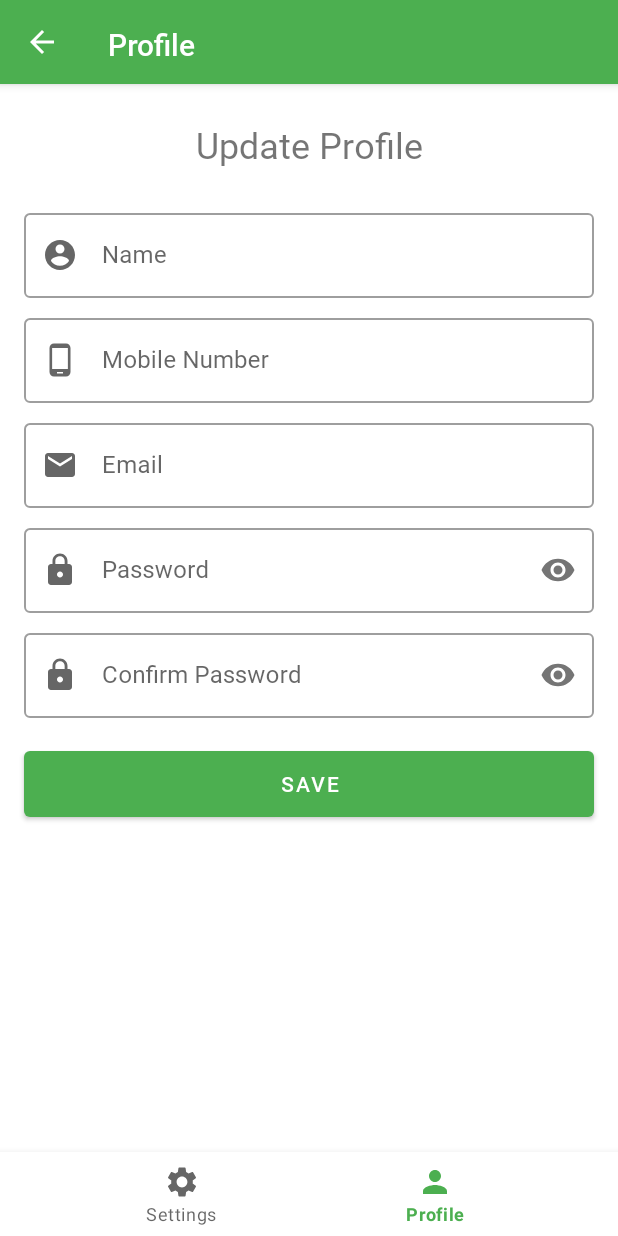
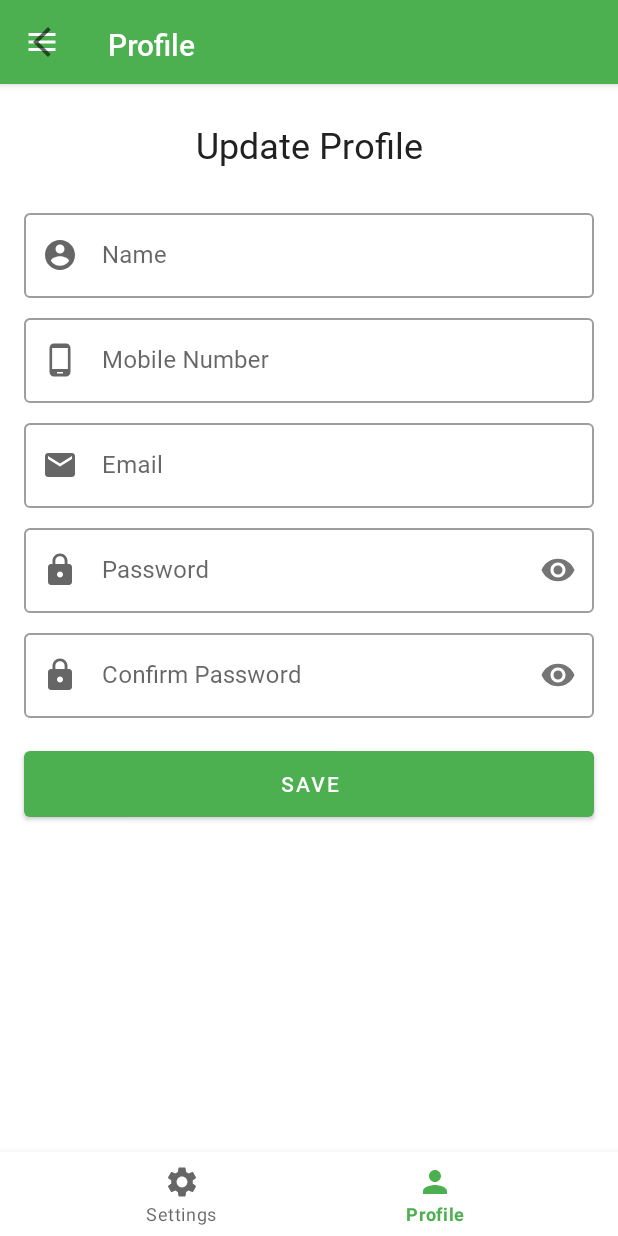
Before and after one commit to iamqeshta/Qeshta-Expenses-App, an Android app: the SettingsActivity screen opened directly, with no data from a screen before it, item 2 of the bottom bar chosen, on a phone screen of 412 x 824 dp. Run offline under Robolectric (Android 15) with nearby library versions, the phone set to English and light mode, and no system bars.

Commit message:
UI Design

```diff
--- a/app/src/main/java/com/iamqeshta/qeshtaexpensesapp/ui/activities/LoginActivity.kt
+++ b/app/src/main/java/com/iamqeshta/qeshtaexpensesapp/ui/activities/LoginActivity.kt
@@ -13,10 +13,6 @@
         val view = binding.root
         setContentView(view)
 
-        binding.emailEdt.setOnFocusChangeListener { v, hasFocus ->
-
-        }
-
         binding.loginBtn.setOnClickListener {
             startActivity(Intent(this@LoginActivity, MyExpensesActivity::class.java))
         }
--- a/app/src/main/java/com/iamqeshta/qeshtaexpensesapp/ui/activities/MyExpensesActivity.kt
+++ b/app/src/main/java/com/iamqeshta/qeshtaexpensesapp/ui/activities/MyExpensesActivity.kt
@@ -7,6 +7,7 @@
 import android.view.View
 import android.widget.Toast
 import androidx.recyclerview.widget.LinearLayoutManager
+import com.iamqeshta.qeshtaexpensesapp.R
 import com.iamqeshta.qeshtaexpensesapp.adapters.ExpenseAdapter
 import com.iamqeshta.qeshtaexpensesapp.databinding.ActivityMyExpensesBinding
 import com.iamqeshta.qeshtaexpensesapp.models.Expense
@@ -64,6 +65,7 @@
         val day = c.get(Calendar.DAY_OF_MONTH)
 
         DatePickerDialog(this, { view, year, monthOfYear, dayOfMonth ->
+            view.setBackgroundColor(getColor(R.color.primary_light))
             // Display Selected date in TextView
             //Toast.makeText(this, SimpleDateFormat("MM/dd/yyyy", Locale.US).format(c.time), Toast.LENGTH_SHORT).show()
             Toast.makeText(this, "$dayOfMonth / $month / $year", Toast.LENGTH_SHORT).show()
--- a/app/src/main/java/com/iamqeshta/qeshtaexpensesapp/ui/activities/SettingsActivity.kt
+++ b/app/src/main/java/com/iamqeshta/qeshtaexpensesapp/ui/activities/SettingsActivity.kt
@@ -3,6 +3,7 @@
 import androidx.appcompat.app.AppCompatActivity
 import android.os.Bundle
 import android.view.View
+import androidx.core.content.res.ResourcesCompat
 import androidx.fragment.app.Fragment
 import com.iamqeshta.qeshtaexpensesapp.R
 import com.iamqeshta.qeshtaexpensesapp.databinding.ActivitySettingsBinding
--- a/app/src/main/res/drawable-v24/circle_money.xml
+++ b/app/src/main/res/drawable-v24/circle_money.xml
@@ -1,5 +1,5 @@
 <?xml version="1.0" encoding="utf-8"?>
 <shape xmlns:android="http://schemas.android.com/apk/res/android"
     android:shape="oval">
-    <solid android:color="@color/focus_action_light" />
+    <solid android:color="@color/row_money_bg" />
 </shape>
--- a/app/src/main/res/drawable/ic_back.xml
+++ b/app/src/main/res/drawable/ic_back.xml
@@ -1,11 +1,11 @@
 <vector xmlns:android="http://schemas.android.com/apk/res/android"
     android:width="24dp"
     android:height="24dp"
+    android:autoMirrored="true"
+    android:tint="?attr/colorControlNormal"
     android:viewportWidth="24"
-    android:viewportHeight="24"
-    android:tint="?attr/colorControlNormal"
-    android:autoMirrored="true">
-  <path
-      android:fillColor="@android:color/white"
-      android:pathData="M20,11H7.83l5.59,-5.59L12,4l-8,8 8,8 1.41,-1.41L7.83,13H20v-2z"/>
+    android:viewportHeight="24">
+    <path
+        android:fillColor="@android:color/white"
+        android:pathData="M17.77,3.77l-1.77,-1.77l-10,10l10,10l1.77,-1.77l-8.23,-8.23z" />
 </vector>
--- a/app/src/main/res/drawable/ic_settings.xml
+++ b/app/src/main/res/drawable/ic_settings.xml
@@ -1,5 +1,11 @@
-<vector android:autoMirrored="true" android:height="24dp"
-    android:tint="?attr/colorControlNormal" android:viewportHeight="24"
-    android:viewportWidth="24" android:width="24dp" xmlns:android="http://schemas.android.com/apk/res/android">
-    <path android:fillColor="@android:color/white" android:pathData="M19.14,12.94c0.04,-0.3 0.06,-0.61 0.06,-0.94c0,-0.32 -0.02,-0.64 -0.07,-0.94l2.03,-1.58c0.18,-0.14 0.23,-0.41 0.12,-0.61l-1.92,-3.32c-0.12,-0.22 -0.37,-0.29 -0.59,-0.22l-2.39,0.96c-0.5,-0.38 -1.03,-0.7 -1.62,-0.94L14.4,2.81c-0.04,-0.24 -0.24,-0.41 -0.48,-0.41h-3.84c-0.24,0 -0.43,0.17 -0.47,0.41L9.25,5.35C8.66,5.59 8.12,5.92 7.63,6.29L5.24,5.33c-0.22,-0.08 -0.47,0 -0.59,0.22L2.74,8.87C2.62,9.08 2.66,9.34 2.86,9.48l2.03,1.58C4.84,11.36 4.8,11.69 4.8,12s0.02,0.64 0.07,0.94l-2.03,1.58c-0.18,0.14 -0.23,0.41 -0.12,0.61l1.92,3.32c0.12,0.22 0.37,0.29 0.59,0.22l2.39,-0.96c0.5,0.38 1.03,0.7 1.62,0.94l0.36,2.54c0.05,0.24 0.24,0.41 0.48,0.41h3.84c0.24,0 0.44,-0.17 0.47,-0.41l0.36,-2.54c0.59,-0.24 1.13,-0.56 1.62,-0.94l2.39,0.96c0.22,0.08 0.47,0 0.59,-0.22l1.92,-3.32c0.12,-0.22 0.07,-0.47 -0.12,-0.61L19.14,12.94zM12,15.6c-1.98,0 -3.6,-1.62 -3.6,-3.6s1.62,-3.6 3.6,-3.6s3.6,1.62 3.6,3.6S13.98,15.6 12,15.6z"/>
+<vector xmlns:android="http://schemas.android.com/apk/res/android"
+    android:width="24dp"
+    android:height="24dp"
+    android:autoMirrored="true"
+    android:tint="?attr/colorControlNormal"
+    android:viewportWidth="24"
+    android:viewportHeight="24">
+    <path
+        android:fillColor="@android:color/white"
+        android:pathData="M19.14,12.94c0.04,-0.3 0.06,-0.61 0.06,-0.94c0,-0.32 -0.02,-0.64 -0.07,-0.94l2.03,-1.58c0.18,-0.14 0.23,-0.41 0.12,-0.61l-1.92,-3.32c-0.12,-0.22 -0.37,-0.29 -0.59,-0.22l-2.39,0.96c-0.5,-0.38 -1.03,-0.7 -1.62,-0.94L14.4,2.81c-0.04,-0.24 -0.24,-0.41 -0.48,-0.41h-3.84c-0.24,0 -0.43,0.17 -0.47,0.41L9.25,5.35C8.66,5.59 8.12,5.92 7.63,6.29L5.24,5.33c-0.22,-0.08 -0.47,0 -0.59,0.22L2.74,8.87C2.62,9.08 2.66,9.34 2.86,9.48l2.03,1.58C4.84,11.36 4.8,11.69 4.8,12s0.02,0.64 0.07,0.94l-2.03,1.58c-0.18,0.14 -0.23,0.41 -0.12,0.61l1.92,3.32c0.12,0.22 0.37,0.29 0.59,0.22l2.39,-0.96c0.5,0.38 1.03,0.7 1.62,0.94l0.36,2.54c0.05,0.24 0.24,0.41 0.48,0.41h3.84c0.24,0 0.44,-0.17 0.47,-0.41l0.36,-2.54c0.59,-0.24 1.13,-0.56 1.62,-0.94l2.39,0.96c0.22,0.08 0.47,0 0.59,-0.22l1.92,-3.32c0.12,-0.22 0.07,-0.47 -0.12,-0.61L19.14,12.94zM12,15.6c-1.98,0 -3.6,-1.62 -3.6,-3.6s1.62,-3.6 3.6,-3.6s3.6,1.62 3.6,3.6S13.98,15.6 12,15.6z" />
 </vector>
--- a/app/src/main/res/layout/activity_login.xml
+++ b/app/src/main/res/layout/activity_login.xml
@@ -63,7 +63,6 @@
             android:layout_height="wrap_content"
             android:drawableStart="@drawable/ic_email"
             android:drawablePadding="12dp"
-            android:drawableTint="@color/primary_icon_light"
             android:fontFamily="@font/roboto_regular"
             android:singleLine="true"
             android:textColor="@color/primary_text_light" />
@@ -82,8 +81,7 @@
         app:layout_constraintLeft_toLeftOf="parent"
         app:layout_constraintRight_toRightOf="parent"
         app:layout_constraintTop_toBottomOf="@id/email"
-        app:passwordToggleEnabled="true"
-        app:passwordToggleTint="@color/primary_icon_light">
+        app:passwordToggleEnabled="true">
 
         <com.google.android.material.textfield.TextInputEditText
             android:id="@+id/passwordEdt"
@@ -91,7 +89,6 @@
             android:layout_height="wrap_content"
             android:drawableStart="@drawable/ic_password"
             android:drawablePadding="12dp"
-            android:drawableTint="@color/primary_icon_light"
             android:fontFamily="@font/roboto_regular"
             android:inputType="textPassword"
             android:singleLine="true"
--- a/app/src/main/res/layout/app_main_bar.xml
+++ b/app/src/main/res/layout/app_main_bar.xml
@@ -15,11 +15,11 @@
             android:layout_height="wrap_content"
             android:layout_marginStart="16dp"
             android:layout_marginTop="16dp"
+            android:background="@drawable/ic_menu"
+            android:backgroundTint="@color/background_light"
             android:contentDescription="@string/menu"
-            android:src="@drawable/ic_menu"
             app:layout_constraintStart_toStartOf="parent"
-            app:layout_constraintTop_toTopOf="parent"
-            app:tint="@color/background_light" />
+            app:layout_constraintTop_toTopOf="parent" />
 
         <TextView
             android:id="@+id/pageTitle"
@@ -41,11 +41,11 @@
             android:layout_height="wrap_content"
             android:layout_marginTop="16dp"
             android:layout_marginEnd="16dp"
+            android:background="@drawable/ic_search"
+            android:backgroundTint="@color/background_light"
             android:contentDescription="@string/search"
-            android:src="@drawable/ic_search"
             app:layout_constraintEnd_toEndOf="parent"
-            app:layout_constraintTop_toTopOf="parent"
-            app:tint="@color/background_light" />
+            app:layout_constraintTop_toTopOf="parent" />
 
     </androidx.constraintlayout.widget.ConstraintLayout>
 
--- a/app/src/main/res/layout/fragment_profile.xml
+++ b/app/src/main/res/layout/fragment_profile.xml
@@ -7,6 +7,7 @@
     tools:context=".ui.fragments.ProfileFragment">
 
     <TextView
+        android:textColor="@color/primary_text_light"
         android:id="@+id/update_profile"
         android:layout_width="wrap_content"
         android:layout_height="wrap_content"
@@ -33,6 +34,7 @@
         app:startIconDrawable="@drawable/ic_user">
 
         <com.google.android.material.textfield.TextInputEditText
+            android:textColor="@color/primary_text_light"
             android:layout_width="match_parent"
             android:layout_height="wrap_content"
             android:fontFamily="@font/roboto_regular"
@@ -55,6 +57,7 @@
         app:startIconDrawable="@drawable/ic_phone">
 
         <com.google.android.material.textfield.TextInputEditText
+            android:textColor="@color/primary_text_light"
             android:layout_width="match_parent"
             android:layout_height="wrap_content"
             android:fontFamily="@font/roboto_regular"
@@ -77,6 +80,7 @@
         app:startIconDrawable="@drawable/ic_email">
 
         <com.google.android.material.textfield.TextInputEditText
+            android:textColor="@color/primary_text_light"
             android:layout_width="match_parent"
             android:layout_height="wrap_content"
             android:fontFamily="@font/roboto_regular"
@@ -124,6 +128,7 @@
         app:startIconDrawable="@drawable/ic_password">
 
         <com.google.android.material.textfield.TextInputEditText
+            android:textColor="@color/primary_text_light"
             android:layout_width="match_parent"
             android:layout_height="wrap_content"
             android:fontFamily="@font/roboto_regular"
@@ -133,6 +138,7 @@
     </com.google.android.material.textfield.TextInputLayout>
 
     <com.google.android.material.button.MaterialButton
+        android:textColor="@color/background_light"
         android:id="@+id/sign_UpBtn"
         android:layout_width="match_parent"
         android:layout_height="56dp"
--- a/app/src/main/res/values/colors.xml
+++ b/app/src/main/res/values/colors.xml
@@ -11,7 +11,7 @@
     <color name="primary_text_light">#212121</color>
     <color name="secondary_text_icon_light">#b3b3b3</color>
     <color name="background_light">#ffffff</color>
-    <color name="row_bg_light">#ffffff</color>
+    <color name="row_bg_light">#f6f6f6</color>
 
     <!--Dark Colors-->
     <color name="system_bar_dark">#1b5e1f</color>
--- a/app/src/main/res/values/strings.xml
+++ b/app/src/main/res/values/strings.xml
@@ -23,6 +23,7 @@
     <string name="search">Search</string>
     <string name="no_expenses">No Expenses</string>
     <string name="add">Add</string>
+    <string name="empty">Empty</string>
 
     <!--Bottom Sheet Dialog, Row-->
     <string name="add_a_new_expense">Add a new Expense</string>
--- a/app/src/main/res/values/themes.xml
+++ b/app/src/main/res/values/themes.xml
@@ -2,6 +2,7 @@
     <!-- Base application theme. -->
     <style name="Theme.QeshtaExpenses" parent="Theme.MaterialComponents.DayNight.NoActionBar">
         <item name="bottomSheetDialogTheme">@style/ThemeOverlay.Demo.BottomSheetDialog</item>
+        <item name="android:datePickerDialogTheme">@style/MyDatePickerDialogTheme</item>
         <!-- Primary brand color. -->
         <item name="colorPrimary">@color/primary_light</item>
         <item name="colorPrimaryVariant">@color/system_bar_light_primary_dark</item>
@@ -30,4 +31,23 @@
     <style name="Widget.Demo.BottomSheet" parent="Widget.MaterialComponents.BottomSheet">
         <item name="shapeAppearanceOverlay">@style/ShapeAppearanceOverlay.Demo</item>
     </style>
+
+    <style name="MyDatePickerDialogTheme" parent="android:Theme.Material.Light.Dialog">
+        <item name="android:datePickerStyle">@style/MyDatePickerStyle</item>
+        <item name="android:textColorPrimaryInverse">@color/background_light</item> <!-- header date, month color && calendar text highlight color -->
+        <item name="android:textColorSecondaryInverse">@color/background_light</item> <!-- header year color -->
+
+        <item name="android:colorAccent">@color/system_bar_light_primary_dark</item> <!-- button color -->
+        <item name="android:buttonBarPositiveButtonStyle">@style/DatePickerButtonStyle</item>
+        <item name="android:buttonBarNegativeButtonStyle">@style/DatePickerButtonStyle</item>
+
+    </style>
+    <style name="DatePickerButtonStyle" parent="Base.Widget.AppCompat.Button.Borderless">
+        <item name="android:textColor">@color/focus_action_light</item>
+    </style>
+
+    <style name="MyDatePickerStyle" parent="@android:style/Widget.Material.Light.DatePicker">
+        <item name="android:headerBackground">@color/primary_light</item> <!-- header background color -->
+    </style>
+
 </resources>
```
Also changed, not shown: app/src/main/res/layout/activity_my_expenses.xml (+5 -3 lines), app/src/main/res/layout/activity_sign_up.xml (+15 -7 lines), app/src/main/res/layout/activity_splash.xml (+5 -5 lines), app/src/main/res/layout/fragment_bottom_sheet_dialog.xml (+17 -11 lines), app/src/main/res/layout/fragment_settings.xml (+21 -0 lines), app/src/main/res/layout/rv_expense_row.xml (+25 -25 lines).
